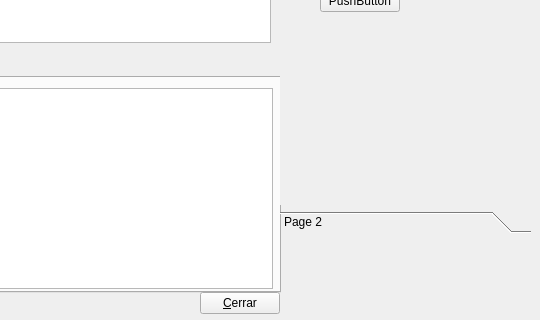
rogorido/qtpredicadores, file gui/dlgresoluciones.ui: the form before one commit; both pictures show x 420 to 960 and y 258 to 578 of the 960 by 578 pixel window.
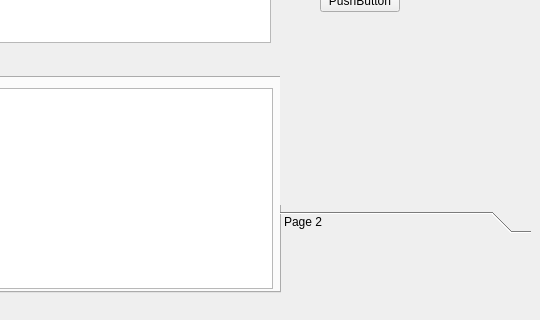
The form after the commit. The open tabs and pages were chosen to show the change. Custom widgets are drawn as their Qt base class.

Diff of the .ui file:
```diff
--- a/gui/dlgresoluciones.ui
+++ b/gui/dlgresoluciones.ui
@@ -146,19 +146,6 @@
     </widget>
    </widget>
   </widget>
-  <widget class="QPushButton" name="btCerrar">
-   <property name="geometry">
-    <rect>
-     <x>620</x>
-     <y>550</y>
-     <width>80</width>
-     <height>22</height>
-    </rect>
-   </property>
-   <property name="text">
-    <string>&amp;Cerrar</string>
-   </property>
-  </widget>
   <widget class="QToolBox" name="toolBox">
    <property name="geometry">
     <rect>
```
Left out of the diff: 4 changed lines with no effect on the pictures.
